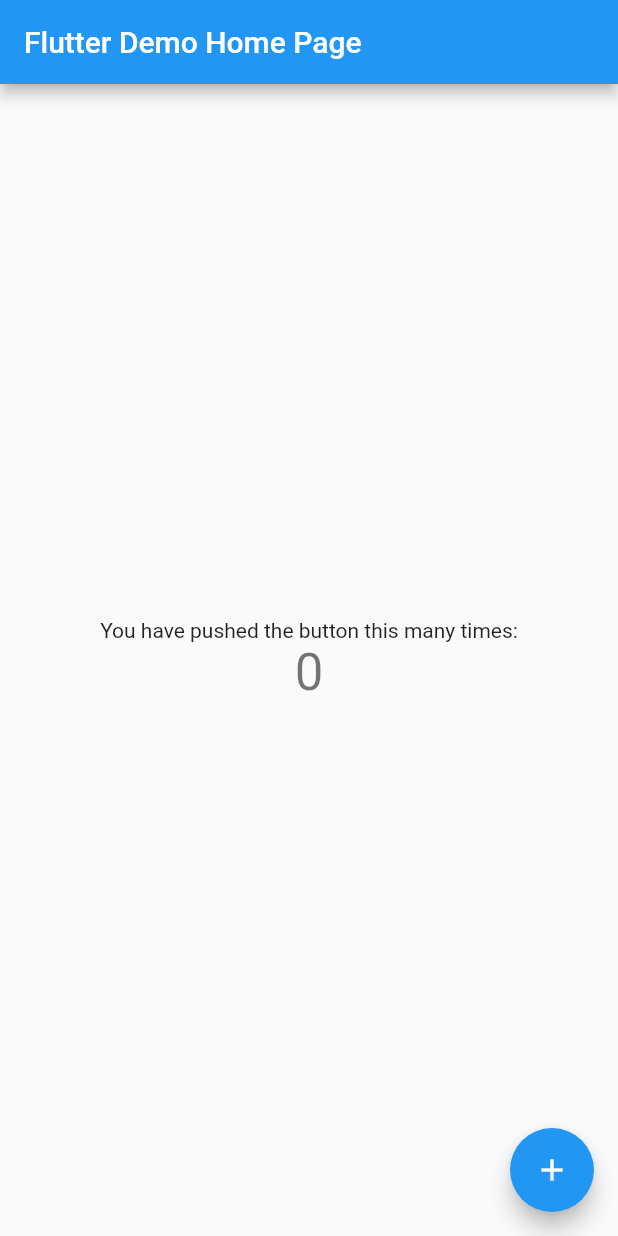
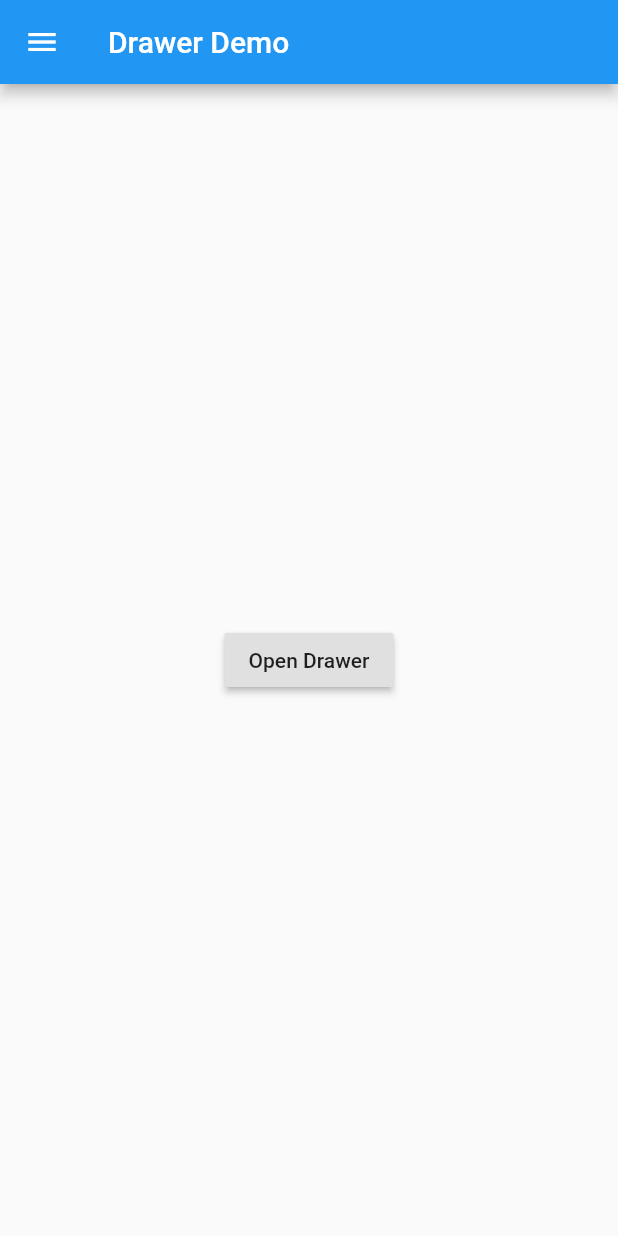
Before and after one commit to guibarbosadev/flutter-cookbook, a Flutter app: the screen it shows after launch, on a phone screen of 412 x 824 dp. Run offline on Flutter 3.47's test engine with Material 2 defaults, Android fonts, the phone set to English and light mode, and no system bars.

Commit message:
Added drawer example

```diff
--- a/lib/main.dart
+++ b/lib/main.dart
@@ -1,109 +1,69 @@
 import 'package:flutter/material.dart';
 
-void main() => runApp(new MyApp());
+void main() {
+  runApp(MyApp());
+}
 
 class MyApp extends StatelessWidget {
-  // This widget is the root of your application.
+
   @override
   Widget build(BuildContext context) {
-    return new MaterialApp(
-      title: 'Flutter Demo',
-      theme: new ThemeData(
-        // This is the theme of your application.
-        //
-        // Try running your application with "flutter run". You'll see the
-        // application has a blue toolbar. Then, without quitting the app, try
-        // changing the primarySwatch below to Colors.green and then invoke
-        // "hot reload" (press "r" in the console where you ran "flutter run",
-        // or press Run > Flutter Hot Reload in IntelliJ). Notice that the
-        // counter didn't reset back to zero; the application is not restarted.
-        primarySwatch: Colors.blue,
-      ),
-      home: new MyHomePage(title: 'Flutter Demo Home Page'),
+    return MaterialApp(
+      home: MyHomePage(),
+      title: 'Drawer',
     );
   }
 }
 
 class MyHomePage extends StatefulWidget {
-  MyHomePage({Key key, this.title}) : super(key: key);
-
-  // This widget is the home page of your application. It is stateful, meaning
-  // that it has a State object (defined below) that contains fields that affect
-  // how it looks.
-
-  // This class is the configuration for the state. It holds the values (in this
-  // case the title) provided by the parent (in this case the App widget) and
-  // used by the build method of the State. Fields in a Widget subclass are
-  // always marked "final".
-
-  final String title;
-
   @override
-  _MyHomePageState createState() => new _MyHomePageState();
+  State createState() => MyHomePageState();
 }
 
-class _MyHomePageState extends State<MyHomePage> {
-  int _counter = 0;
+class MyHomePageState extends State<MyHomePage> {
 
-  void _incrementCounter() {
-    setState(() {
-      // This call to setState tells the Flutter framework that something has
-      // changed in this State, which causes it to rerun the build method below
-      // so that the display can reflect the updated values. If we changed
-      // _counter without calling setState(), then the build method would not be
-      // called again, and so nothing would appear to happen.
-      _counter++;
-    });
-  }
+  final GlobalKey<ScaffoldState> _key = new GlobalKey<ScaffoldState>();
 
   @override
   Widget build(BuildContext context) {
-    // This method is rerun every time setState is called, for instance as done
-    // by the _incrementCounter method above.
-    //
-    // The Flutter framework has been optimized to make rerunning build methods
-    // fast, so that you can just rebuild anything that needs updating rather
-    // than having to individually change instances of widgets.
-    return new Scaffold(
-      appBar: new AppBar(
-        // Here we take the value from the MyHomePage object that was created by
-        // the App.build method, and use it to set our appbar title.
-        title: new Text(widget.title),
+    return Scaffold(
+      key: _key,
+      appBar: AppBar(title: new Text('Drawer Demo')),
+      drawer: Drawer(
+        child: ListView(
+          children: <Widget>[
+            DrawerHeader(
+              child: new Text(''),
+              decoration: BoxDecoration(
+                color: Colors.blue
+              ),
+            ),
+            ListTile(
+              title: Text('Page 1'),
+              onTap: () => print('do something'),
+            ),
+            ListTile(
+              title: Text('Page 2'),
+              onTap: () {
+                print('Do something 2');
+              },
+            ),
+            ListTile(
+              title: Text('Close'),
+              onTap: () {
+                Navigator.of(context).pop();
+              },)
+          ],
+        )
       ),
-      body: new Center(
-        // Center is a layout widget. It takes a single child and positions it
-        // in the middle of the parent.
-        child: new Column(
-          // Column is also layout widget. It takes a list of children and
-          // arranges them vertically. By default, it sizes itself to fit its
-          // children horizontally, and tries to be as tall as its parent.
-          //
-          // Invoke "debug paint" (press "p" in the console where you ran
-          // "flutter run", or select "Toggle Debug Paint" from the Flutter tool
-          // window in IntelliJ) to see the wireframe for each widget.
-          //
-          // Column has various properties to control how it sizes itself and
-          // how it positions its children. Here we use mainAxisAlignment to
-          // center the children vertically; the main axis here is the vertical
-          // axis because Columns are vertical (the cross axis would be
-          // horizontal).
-          mainAxisAlignment: MainAxisAlignment.center,
-          children: <Widget>[
-            new Text(
-              'You have pushed the button this many times:',
-            ),
-            new Text(
-              '$_counter',
-              style: Theme.of(context).textTheme.display1,
-            ),
-          ],
-        ),
+      body: Center(
+        child: RaisedButton(
+          child: Text('Open Drawer'),
+          onPressed: () {
+              _key.currentState.openDrawer();
+          },
+        )
       ),
-      floatingActionButton: new FloatingActionButton(
-        onPressed: _incrementCounter,
-        tooltip: 'Increment',
-        child: new Icon(Icons.add),
-      ), // This trailing comma makes auto-formatting nicer for build methods.
     );
   }
 }
```
